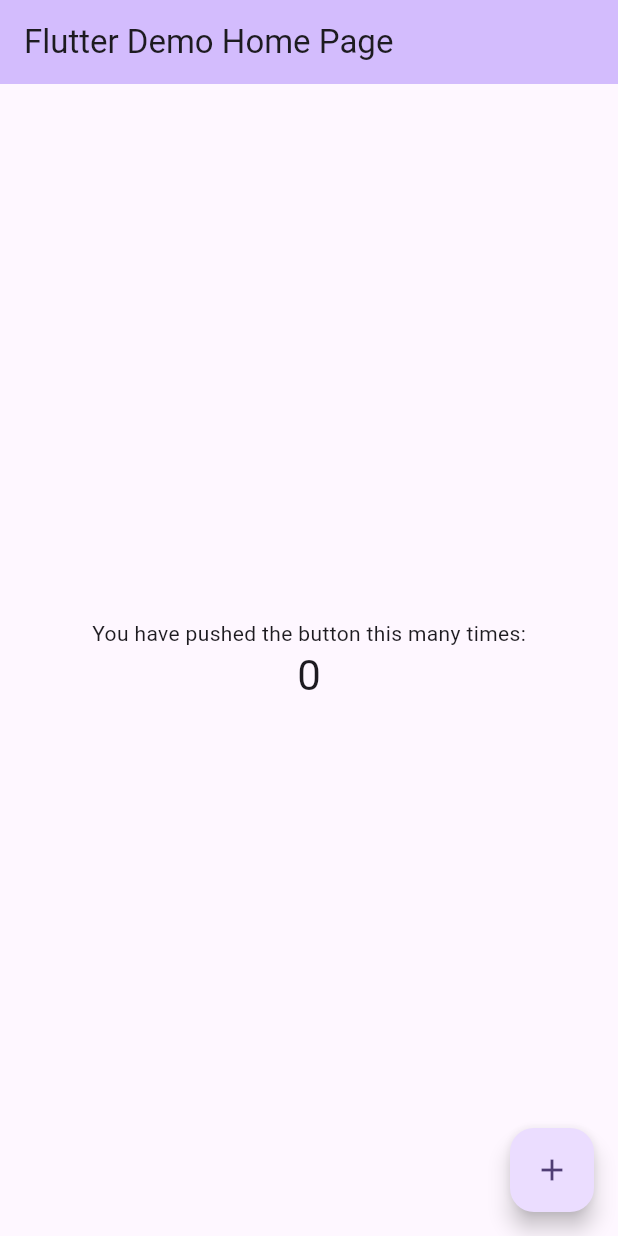
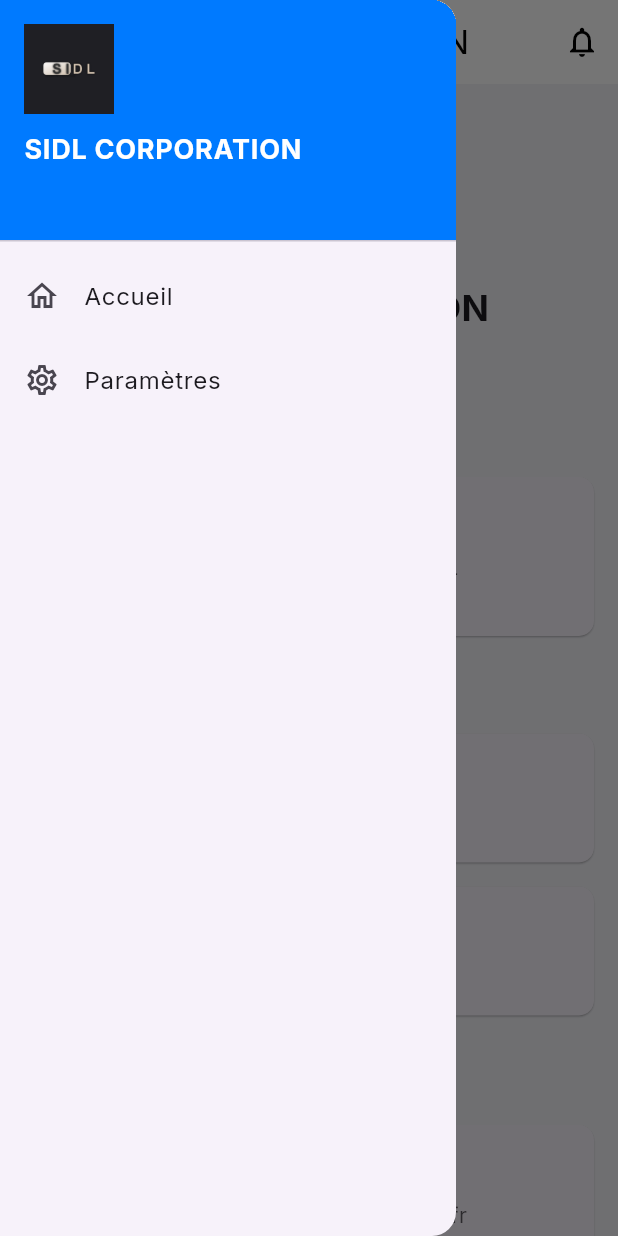
Before and after one commit to SIDL-C0R0RATI0N/sidlcorporation, a Flutter app: the screen it shows after launch, with the side drawer open (before the commit the screen has no drawer), on a phone screen of 412 x 824 dp. Run offline on Flutter 3.47's test engine with Material 3 defaults, Android fonts, the phone set to English and light mode, and no system bars; our stand-ins replace google_fonts, shared_preferences.

```diff
--- /dev/null
+++ b/lib/config/routes.dart
@@ -0,0 +1,10 @@
+import 'package:flutter/material.dart';
+import 'package:sidlcorporation/screens/home_screen.dart';
+import 'package:sidlcorporation/screens/settings_screen.dart';
+
+class AppRoutes {
+  static final Map<String, WidgetBuilder> routes = {
+    '/home': (context) => const HomeScreen(),
+    '/settings': (context) => const SettingsScreen(),
+  };
+}
--- /dev/null
+++ b/lib/config/theme.dart
@@ -0,0 +1,67 @@
+import 'package:flutter/material.dart';
+import 'package:flutter/cupertino.dart';
+import 'package:google_fonts/google_fonts.dart';
+
+class AppTheme {
+  // Couleurs de la marque
+  static const Color primaryColor = Color(0xFF007AFF); // Couleur iOS bleu
+  static const Color secondaryColor = Color(0xFF34C759); // Vert iOS
+  static const Color backgroundColor = Color(0xFFF2F2F7); // Fond iOS
+
+  // Thème clair (style iOS)
+  static ThemeData get lightTheme {
+    return ThemeData(
+      brightness: Brightness.light,
+      primaryColor: primaryColor,
+      scaffoldBackgroundColor: backgroundColor,
+      appBarTheme: const AppBarTheme(
+        backgroundColor: Colors.white,
+        foregroundColor: Colors.black,
+        elevation: 0,
+        centerTitle: true,
+      ),
+      // Utilisation d'une police compatible comme Inter ou SF Pro Text
+      textTheme: GoogleFonts.interTextTheme(),
+      cupertinoOverrideTheme: const CupertinoThemeData(
+        primaryColor: primaryColor,
+        brightness: Brightness.light,
+      ),
+      cardTheme: CardTheme(
+        elevation: 0.5,
+        shape: RoundedRectangleBorder(
+          borderRadius: BorderRadius.circular(10),
+        ),
+      ),
+    );
+  }
+
+  // Thème sombre (style iOS)
+  static ThemeData get darkTheme {
+    return ThemeData(
+      brightness: Brightness.dark,
+      primaryColor: primaryColor,
+      scaffoldBackgroundColor: const Color(0xFF1C1C1E), // Fond sombre iOS
+      appBarTheme: const AppBarTheme(
+        backgroundColor: Color(0xFF1C1C1E),
+        foregroundColor: Colors.white,
+        elevation: 0,
+        centerTitle: true,
+      ),
+      // Utilisation d'une police compatible comme Inter ou SF Pro Text
+      textTheme: GoogleFonts.interTextTheme(
+        ThemeData.dark().textTheme,
+      ),
+      cupertinoOverrideTheme: const CupertinoThemeData(
+        primaryColor: primaryColor,
+        brightness: Brightness.dark,
+      ),
+      cardTheme: CardTheme(
+        color: const Color(0xFF2C2C2E),
+        elevation: 0,
+        shape: RoundedRectangleBorder(
+          borderRadius: BorderRadius.circular(10),
+        ),
+      ),
+    );
+  }
+}
--- a/lib/main.dart
+++ b/lib/main.dart
@@ -1,122 +1,35 @@
 import 'package:flutter/material.dart';
+import 'package:flutter/cupertino.dart';
+import 'package:provider/provider.dart';
+import 'package:sidlcorporation/config/routes.dart';
+import 'package:sidlcorporation/providers/theme_provider.dart';
+import 'package:sidlcorporation/screens/splash_screen.dart';
 
 void main() {
+  WidgetsFlutterBinding.ensureInitialized();
   runApp(const MyApp());
 }
 
 class MyApp extends StatelessWidget {
   const MyApp({super.key});
 
-  // This widget is the root of your application.
   @override
   Widget build(BuildContext context) {
-    return MaterialApp(
-      title: 'Flutter Demo',
-      theme: ThemeData(
-        // This is the theme of your application.
-        //
-        // TRY THIS: Try running your application with "flutter run". You'll see
-        // the application has a purple toolbar. Then, without quitting the app,
-        // try changing the seedColor in the colorScheme below to Colors.green
-        // and then invoke "hot reload" (save your changes or press the "hot
-        // reload" button in a Flutter-supported IDE, or press "r" if you used
-        // the command line to start the app).
-        //
-        // Notice that the counter didn't reset back to zero; the application
-        // state is not lost during the reload. To reset the state, use hot
-        // restart instead.
-        //
-        // This works for code too, not just values: Most code changes can be
-        // tested with just a hot reload.
-        colorScheme: ColorScheme.fromSeed(seedColor: Colors.deepPurple),
+    return ChangeNotifierProvider(
+      create: (_) => ThemeProvider(),
+      child: Consumer<ThemeProvider>(
+        builder: (context, themeProvider, _) {
+          return MaterialApp(
+            title: 'SIDL CORPORATION',
+            debugShowCheckedModeBanner: false,
+            theme: themeProvider.lightTheme,
+            darkTheme: themeProvider.darkTheme,
+            themeMode: themeProvider.themeMode,
+            home: const SplashScreen(),
+            routes: AppRoutes.routes,
+          );
+        },
       ),
-      home: const MyHomePage(title: 'Flutter Demo Home Page'),
     );
   }
 }
-
-class MyHomePage extends StatefulWidget {
-  const MyHomePage({super.key, required this.title});
-
-  // This widget is the home page of your application. It is stateful, meaning
-  // that it has a State object (defined below) that contains fields that affect
-  // how it looks.
-
-  // This class is the configuration for the state. It holds the values (in this
-  // case the title) provided by the parent (in this case the App widget) and
-  // used by the build method of the State. Fields in a Widget subclass are
-  // always marked "final".
-
-  final String title;
-
-  @override
-  State<MyHomePage> createState() => _MyHomePageState();
-}
-
-class _MyHomePageState extends State<MyHomePage> {
-  int _counter = 0;
-
-  void _incrementCounter() {
-    setState(() {
-      // This call to setState tells the Flutter framework that something has
-      // changed in this State, which causes it to rerun the build method below
-      // so that the display can reflect the updated values. If we changed
-      // _counter without calling setState(), then the build method would not be
-      // called again, and so nothing would appear to happen.
-      _counter++;
-    });
-  }
-
-  @override
-  Widget build(BuildContext context) {
-    // This method is rerun every time setState is called, for instance as done
-    // by the _incrementCounter method above.
-    //
-    // The Flutter framework has been optimized to make rerunning build methods
-    // fast, so that you can just rebuild anything that needs updating rather
-    // than having to individually change instances of widgets.
-    return Scaffold(
-      appBar: AppBar(
-        // TRY THIS: Try changing the color here to a specific color (to
-        // Colors.amber, perhaps?) and trigger a hot reload to see the AppBar
-        // change color while the other colors stay the same.
-        backgroundColor: Theme.of(context).colorScheme.inversePrimary,
-        // Here we take the value from the MyHomePage object that was created by
-        // the App.build method, and use it to set our appbar title.
-        title: Text(widget.title),
-      ),
-      body: Center(
-        // Center is a layout widget. It takes a single child and positions it
-        // in the middle of the parent.
-        child: Column(
-          // Column is also a layout widget. It takes a list of children and
-          // arranges them vertically. By default, it sizes itself to fit its
-          // children horizontally, and tries to be as tall as its parent.
-          //
-          // Column has various properties to control how it sizes itself and
-          // how it positions its children. Here we use mainAxisAlignment to
-          // center the children vertically; the main axis here is the vertical
-          // axis because Columns are vertical (the cross axis would be
-          // horizontal).
-          //
-          // TRY THIS: Invoke "debug painting" (choose the "Toggle Debug Paint"
-          // action in the IDE, or press "p" in the console), to see the
-          // wireframe for each widget.
-          mainAxisAlignment: MainAxisAlignment.center,
-          children: <Widget>[
-            const Text('You have pushed the button this many times:'),
-            Text(
-              '$_counter',
-              style: Theme.of(context).textTheme.headlineMedium,
-            ),
-          ],
-        ),
-      ),
-      floatingActionButton: FloatingActionButton(
-        onPressed: _incrementCounter,
-        tooltip: 'Increment',
-        child: const Icon(Icons.add),
-      ), // This trailing comma makes auto-formatting nicer for build methods.
-    );
-  }
-}
--- /dev/null
+++ b/lib/providers/theme_provider.dart
@@ -0,0 +1,29 @@
+import 'package:flutter/material.dart';
+import 'package:shared_preferences/shared_preferences.dart';
+import 'package:sidlcorporation/config/theme.dart';
+
+class ThemeProvider extends ChangeNotifier {
+  ThemeMode _themeMode = ThemeMode.system;
+
+  ThemeMode get themeMode => _themeMode;
+  ThemeData get lightTheme => AppTheme.lightTheme;
+  ThemeData get darkTheme => AppTheme.darkTheme;
+
+  ThemeProvider() {
+    _loadThemePreference();
+  }
+
+  Future<void> _loadThemePreference() async {
+    final prefs = await SharedPreferences.getInstance();
+    final themeIndex = prefs.getInt('theme_mode') ?? 0;
+    _themeMode = ThemeMode.values[themeIndex];
+    notifyListeners();
+  }
+
+  Future<void> setThemeMode(ThemeMode mode) async {
+    _themeMode = mode;
+    final prefs = await SharedPreferences.getInstance();
+    await prefs.setInt('theme_mode', mode.index);
+    notifyListeners();
+  }
+}
--- /dev/null
+++ b/lib/screens/home_screen.dart
@@ -0,0 +1,164 @@
+import 'package:flutter/material.dart';
+import 'package:flutter/cupertino.dart';
+import 'package:sidlcorporation/widgets/side_menu.dart';
+
+class HomeScreen extends StatelessWidget {
+  const HomeScreen({super.key});
+
+  @override
+  Widget build(BuildContext context) {
+    return Scaffold(
+      appBar: AppBar(
+        title: const Text('SIDL CORPORATION'),
+        actions: [
+          IconButton(
+            icon: const Icon(Icons.notifications_outlined),
+            onPressed: () {
+              // Action pour les notifications
+            },
+          ),
+        ],
+      ),
+      drawer: const SideMenu(),
+      body: SafeArea(
+        child: SingleChildScrollView(
+          padding: const EdgeInsets.all(16.0),
+          child: Column(
+            crossAxisAlignment: CrossAxisAlignment.start,
+            children: [
+              // En-tête
+              const Center(
+                child: CircleAvatar(
+                  radius: 50,
+                  backgroundImage: AssetImage('assets/images/logo.png'),
+                  backgroundColor: Colors.white,
+                ),
+              ),
+              const SizedBox(height: 16),
+              const Center(
+                child: Text(
+                  'SIDL CORPORATION',
+                  style: TextStyle(
+                    fontSize: 24,
+                    fontWeight: FontWeight.bold,
+                  ),
+                ),
+              ),
+              const SizedBox(height: 8),
+              const Center(
+                child: Text(
+                  'Votre slogan ici',
+                  style: TextStyle(
+                    fontSize: 16,
+                    color: Colors.grey,
+                  ),
+                ),
+              ),
+              const SizedBox(height: 24),
+
+              // À propos
+              const Text(
+                'À propos',
+                style: TextStyle(
+                  fontSize: 20,
+                  fontWeight: FontWeight.bold,
+                ),
+              ),
+              const SizedBox(height: 12),
+              _buildInfoCard(
+                context,
+                'Notre mission',
+                'Description de la mission de SIDL CORPORATION...',
+                Icons.lightbulb_outline,
+              ),
+              const SizedBox(height: 16),
+
+              // Services
+              const Text(
+                'Nos services',
+                style: TextStyle(
+                  fontSize: 20,
+                  fontWeight: FontWeight.bold,
+                ),
+              ),
+              const SizedBox(height: 12),
+              _buildInfoCard(
+                context,
+                'Service 1',
+                'Description du service 1...',
+                Icons.business_center_outlined,
+              ),
+              const SizedBox(height: 8),
+              _buildInfoCard(
+                context,
+                'Service 2',
+                'Description du service 2...',
+                Icons.assessment_outlined,
+              ),
+              const SizedBox(height: 24),
+
+              // Contact
+              const Text(
+                'Contact',
+                style: TextStyle(
+                  fontSize: 20,
+                  fontWeight: FontWeight.bold,
+                ),
+              ),
+              const SizedBox(height: 12),
+              _buildInfoCard(
+                context,
+                'Coordonnées',
+                'Email: contact@sidl-corporation.fr\nTéléphone: +33 X XX XX XX XX',
+                Icons.contact_mail_outlined,
+              ),
+            ],
+          ),
+        ),
+      ),
+    );
+  }
+
+  // Fonction pour créer un card d'information (remplace CompanyInfoCard)
+  Widget _buildInfoCard(BuildContext context, String title, String description, IconData icon) {
+    return Card(
+      margin: const EdgeInsets.only(bottom: 8),
+      child: Padding(
+        padding: const EdgeInsets.all(16.0),
+        child: Row(
+          crossAxisAlignment: CrossAxisAlignment.start,
+          children: [
+            Icon(
+              icon,
+              size: 28,
+              color: Theme.of(context).primaryColor,
+            ),
+            const SizedBox(width: 16),
+            Expanded(
+              child: Column(
+                crossAxisAlignment: CrossAxisAlignment.start,
+                children: [
+                  Text(
+                    title,
+                    style: const TextStyle(
+                      fontSize: 18,
+                      fontWeight: FontWeight.bold,
+                    ),
+                  ),
+                  const SizedBox(height: 8),
+                  Text(
+                    description,
+                    style: TextStyle(
+                      fontSize: 14,
+                      color: Theme.of(context).textTheme.bodyMedium?.color?.withOpacity(0.7),
+                    ),
+                  ),
+                ],
+              ),
+            ),
+          ],
+        ),
+      ),
+    );
+  }
+}
--- /dev/null
+++ b/lib/widgets/side_menu.dart
@@ -0,0 +1,64 @@
+import 'package:flutter/material.dart';
+import 'package:sidlcorporation/screens/home_screen.dart';
+import 'package:sidlcorporation/screens/settings_screen.dart';
+
+class SideMenu extends StatelessWidget {
+  const SideMenu({super.key});
+
+  @override
+  Widget build(BuildContext context) {
+    return Drawer(
+      child: ListView(
+        padding: EdgeInsets.zero,
+        children: [
+          DrawerHeader(
+            decoration: BoxDecoration(
+              color: Theme.of(context).primaryColor,
+            ),
+            child: Column(
+              crossAxisAlignment: CrossAxisAlignment.start,
+              children: [
+                Image.asset(
+                  'assets/images/logo.png',
+                  width: 60,
+                  height: 60,
+                ),
+                const SizedBox(height: 10),
+                const Text(
+                  'SIDL CORPORATION',
+                  style: TextStyle(
+                    color: Colors.white,
+                    fontSize: 18,
+                    fontWeight: FontWeight.bold,
+                  ),
+                ),
+              ],
+            ),
+          ),
+          ListTile(
+            leading: const Icon(Icons.home_outlined),
+            title: const Text('Accueil'),
+            onTap: () {
+              Navigator.pop(context);
+              Navigator.pushReplacement(
+                context,
+                MaterialPageRoute(builder: (_) => const HomeScreen()),
+              );
+            },
+          ),
+          ListTile(
+            leading: const Icon(Icons.settings_outlined),
+            title: const Text('Paramètres'),
+            onTap: () {
+              Navigator.pop(context);
+              Navigator.push(
+                context,
+                MaterialPageRoute(builder: (_) => const SettingsScreen()),
+              );
+            },
+          ),
+        ],
+      ),
+    );
+  }
+}
```
Also changed, not shown: lib/screens/settings_screen.dart (added, +116 -0 lines), lib/screens/splash_screen.dart (added, +59 -0 lines), lib/widgets/compagny_info_card.dart (added, +57 -0 lines), pubspec.yaml (+12 -1 lines).
